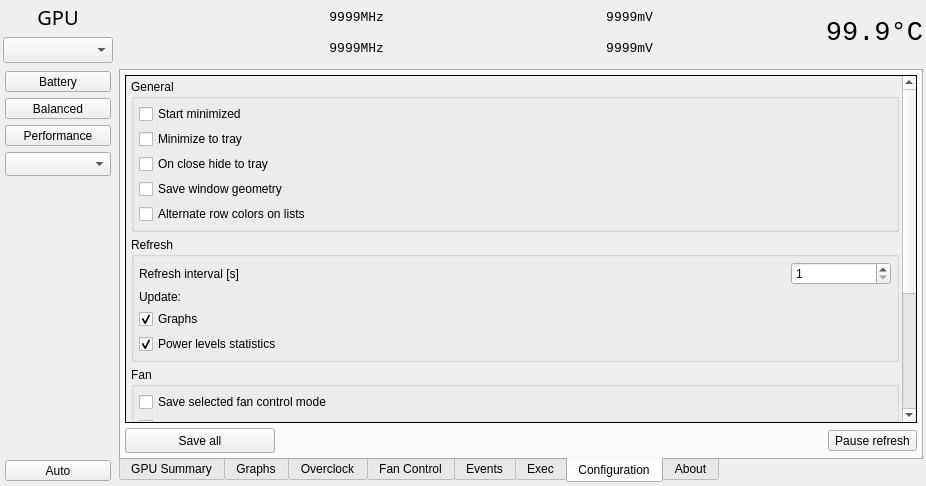
First picture: the form in radeon-profile/radeon_profile.ui, repository marazmista/radeon-profile, before the edit.
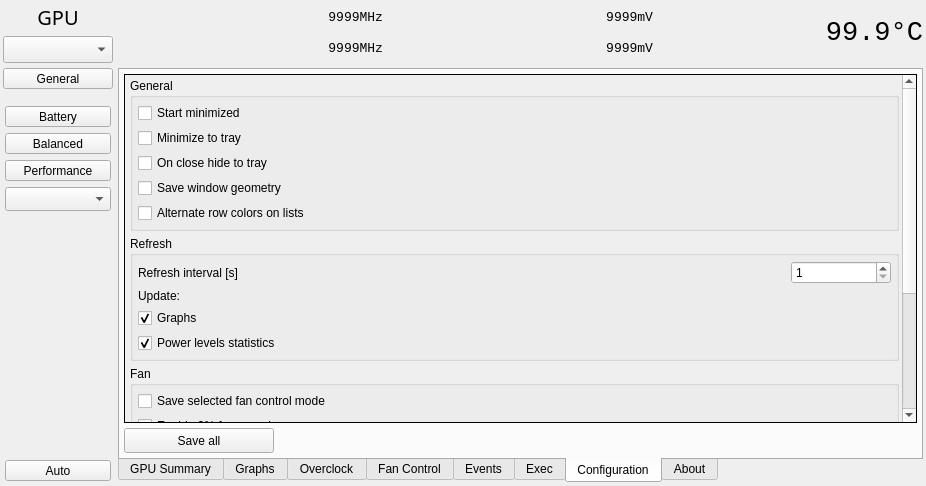
Second picture: the form after the edit. The open tabs and pages were chosen to show the change. Icons and pictures are not drawn.

The edit to the form file:
```diff
--- a/radeon-profile/radeon_profile.ui
+++ b/radeon-profile/radeon_profile.ui
@@ -37,285 +37,10 @@
     <property name="bottomMargin">
      <number>3</number>
     </property>
-    <item row="1" column="0">
-     <widget class="QComboBox" name="combo_gpus">
-      <property name="sizePolicy">
-       <sizepolicy hsizetype="Minimum" vsizetype="Minimum">
-        <horstretch>0</horstretch>
-        <verstretch>0</verstretch>
-       </sizepolicy>
-      </property>
-      <property name="font">
-       <font>
-        <family>Monospace</family>
-        <pointsize>10</pointsize>
-       </font>
-      </property>
-      <property name="toolTip">
-       <string>Selected GPU</string>
-      </property>
-     </widget>
-    </item>
-    <item row="0" column="0">
-     <widget class="QLabel" name="label">
-      <property name="sizePolicy">
-       <sizepolicy hsizetype="Minimum" vsizetype="Minimum">
-        <horstretch>0</horstretch>
-        <verstretch>0</verstretch>
-       </sizepolicy>
-      </property>
-      <property name="font">
-       <font>
-        <family>Noto Sans</family>
-        <pointsize>15</pointsize>
-       </font>
-      </property>
-      <property name="text">
-       <string>GPU</string>
-      </property>
-      <property name="alignment">
-       <set>Qt::AlignCenter</set>
-      </property>
-     </widget>
-    </item>
-    <item row="2" column="0">
-     <widget class="QStackedWidget" name="stack_pm">
-      <property name="sizePolicy">
-       <sizepolicy hsizetype="Fixed" vsizetype="Minimum">
-        <horstretch>0</horstretch>
-        <verstretch>0</verstretch>
-       </sizepolicy>
-      </property>
-      <property name="minimumSize">
-       <size>
-        <width>110</width>
-        <height>0</height>
-       </size>
-      </property>
-      <property name="currentIndex">
-       <number>0</number>
-      </property>
-      <widget class="QWidget" name="pageDdp">
-       <property name="sizePolicy">
-        <sizepolicy hsizetype="Preferred" vsizetype="Preferred">
-         <horstretch>0</horstretch>
-         <verstretch>0</verstretch>
-        </sizepolicy>
-       </property>
-       <layout class="QVBoxLayout" name="verticalLayout_13">
-        <property name="sizeConstraint">
-         <enum>QLayout::SetMinimumSize</enum>
-        </property>
-        <property name="leftMargin">
-         <number>2</number>
-        </property>
-        <property name="topMargin">
-         <number>2</number>
-        </property>
-        <property name="rightMargin">
-         <number>2</number>
-        </property>
-        <property name="bottomMargin">
-         <number>2</number>
-        </property>
-        <item>
-         <widget class="QToolButton" name="btn_dpmBattery">
-          <property name="sizePolicy">
-           <sizepolicy hsizetype="MinimumExpanding" vsizetype="Minimum">
-            <horstretch>0</horstretch>
-            <verstretch>0</verstretch>
-           </sizepolicy>
-          </property>
-          <property name="text">
-           <string>Battery</string>
-          </property>
-          <property name="icon">
-           <iconset resource="radeon-resource.qrc">
-            <normaloff>:/icon/symbols/arrow1.png</normaloff>:/icon/symbols/arrow1.png</iconset>
-          </property>
-          <property name="iconSize">
-           <size>
-            <width>28</width>
-            <height>28</height>
-           </size>
-          </property>
-          <property name="checkable">
-           <bool>true</bool>
-          </property>
-          <property name="toolButtonStyle">
-           <enum>Qt::ToolButtonTextUnderIcon</enum>
-          </property>
-         </widget>
-        </item>
-        <item>
-         <widget class="QToolButton" name="btn_dpmBalanced">
-          <property name="sizePolicy">
-           <sizepolicy hsizetype="MinimumExpanding" vsizetype="Minimum">
-            <horstretch>0</horstretch>
-            <verstretch>0</verstretch>
-           </sizepolicy>
-          </property>
-          <property name="text">
-           <string>Balanced</string>
-          </property>
-          <property name="icon">
-           <iconset resource="radeon-resource.qrc">
-            <normaloff>:/icon/symbols/arrow2.png</normaloff>:/icon/symbols/arrow2.png</iconset>
-          </property>
-          <property name="iconSize">
-           <size>
-            <width>28</width>
-            <height>28</height>
-           </size>
-          </property>
-          <property name="checkable">
-           <bool>true</bool>
-          </property>
-          <property name="toolButtonStyle">
-           <enum>Qt::ToolButtonTextUnderIcon</enum>
-          </property>
-         </widget>
-        </item>
-        <item>
-         <widget class="QToolButton" name="btn_dpmPerformance">
-          <property name="sizePolicy">
-           <sizepolicy hsizetype="MinimumExpanding" vsizetype="Minimum">
-            <horstretch>0</horstretch>
-            <verstretch>0</verstretch>
-           </sizepolicy>
-          </property>
-          <property name="text">
-           <string>Performance</string>
-          </property>
-          <property name="icon">
-           <iconset resource="radeon-resource.qrc">
-            <normaloff>:/icon/symbols/arrow3.png</normaloff>:/icon/symbols/arrow3.png</iconset>
-          </property>
-          <property name="iconSize">
-           <size>
-            <width>28</width>
-            <height>28</height>
-           </size>
-          </property>
-          <property name="checkable">
-           <bool>true</bool>
-          </property>
-          <property name="toolButtonStyle">
-           <enum>Qt::ToolButtonTextUnderIcon</enum>
-          </property>
-         </widget>
-        </item>
-        <item>
-         <widget class="QComboBox" name="combo_pLevel">
-          <property name="sizePolicy">
-           <sizepolicy hsizetype="MinimumExpanding" vsizetype="Minimum">
-            <horstretch>0</horstretch>
-            <verstretch>0</verstretch>
-           </sizepolicy>
-          </property>
-          <property name="minimumSize">
-           <size>
-            <width>100</width>
-            <height>24</height>
-           </size>
-          </property>
-          <property name="maximumSize">
-           <size>
-            <width>160</width>
-            <height>24</height>
-           </size>
-          </property>
-          <property name="font">
-           <font>
-            <family>Monospace</family>
-            <pointsize>10</pointsize>
-           </font>
-          </property>
-          <property name="toolTip">
-           <string>Power level</string>
-          </property>
-         </widget>
-        </item>
-        <item>
-         <spacer name="verticalSpacer_5">
-          <property name="orientation">
-           <enum>Qt::Vertical</enum>
-          </property>
-          <property name="sizeHint" stdset="0">
-           <size>
-            <width>20</width>
-            <height>40</height>
-           </size>
-          </property>
-         </spacer>
-        </item>
-        <item>
-         <widget class="QToolButton" name="btn_fanControl">
-          <property name="sizePolicy">
-           <sizepolicy hsizetype="MinimumExpanding" vsizetype="Minimum">
-            <horstretch>0</horstretch>
-            <verstretch>0</verstretch>
-           </sizepolicy>
-          </property>
-          <property name="text">
-           <string>Auto</string>
-          </property>
-          <property name="icon">
-           <iconset resource="radeon-resource.qrc">
-            <normaloff>:/icon/symbols/fan.png</normaloff>:/icon/symbols/fan.png</iconset>
-          </property>
-          <property name="iconSize">
-           <size>
-            <width>32</width>
-            <height>32</height>
-           </size>
-          </property>
-          <property name="popupMode">
-           <enum>QToolButton::InstantPopup</enum>
-          </property>
-          <property name="toolButtonStyle">
-           <enum>Qt::ToolButtonTextUnderIcon</enum>
-          </property>
-          <property name="arrowType">
-           <enum>Qt::NoArrow</enum>
-          </property>
-         </widget>
-        </item>
-       </layout>
-      </widget>
-      <widget class="QWidget" name="pageProfile">
-       <layout class="QVBoxLayout" name="verticalLayout_23">
-        <item>
-         <widget class="QPushButton" name="chProfile">
-          <property name="sizePolicy">
-           <sizepolicy hsizetype="Minimum" vsizetype="Minimum">
-            <horstretch>0</horstretch>
-            <verstretch>0</verstretch>
-           </sizepolicy>
-          </property>
-          <property name="text">
-           <string>Change profile</string>
-          </property>
-         </widget>
-        </item>
-        <item>
-         <spacer name="verticalSpacer_6">
-          <property name="orientation">
-           <enum>Qt::Vertical</enum>
-          </property>
-          <property name="sizeHint" stdset="0">
-           <size>
-            <width>20</width>
-            <height>40</height>
-           </size>
-          </property>
-         </spacer>
-        </item>
-       </layout>
-      </widget>
-     </widget>
-    </item>
-    <item row="2" column="1">
+    <property name="spacing">
+     <number>5</number>
+    </property>
+    <item row="2" column="1" rowspan="3">
      <widget class="QTabWidget" name="mainTabs">
       <property name="enabled">
        <bool>true</bool>
@@ -3076,7 +2801,7 @@
             <rect>
              <x>0</x>
              <y>0</y>
-             <width>776</width>
+             <width>777</width>
              <height>514</height>
             </rect>
            </property>
@@ -3452,32 +3177,6 @@
             </property>
            </spacer>
           </item>
-          <item>
-           <widget class="QToolButton" name="btn_pauseRefresh">
-            <property name="toolTip">
-             <string>Temporarily pause refreshing of GPU data (state won't be saved)</string>
-            </property>
-            <property name="text">
-             <string>Pause refresh</string>
-            </property>
-            <property name="icon">
-             <iconset resource="radeon-resource.qrc">
-              <normaloff>:/icon/symbols/pause.png</normaloff>:/icon/symbols/pause.png</iconset>
-            </property>
-            <property name="iconSize">
-             <size>
-              <width>18</width>
-              <height>18</height>
-             </size>
-            </property>
-            <property name="checkable">
-             <bool>true</bool>
-            </property>
-            <property name="toolButtonStyle">
-             <enum>Qt::ToolButtonTextBesideIcon</enum>
-            </property>
-           </widget>
-          </item>
          </layout>
         </item>
        </layout>
@@ -3780,6 +3479,25 @@
       </widget>
      </widget>
     </item>
+    <item row="1" column="0">
+     <widget class="QComboBox" name="combo_gpus">
+      <property name="sizePolicy">
+       <sizepolicy hsizetype="Minimum" vsizetype="Minimum">
+        <horstretch>0</horstretch>
+        <verstretch>0</verstretch>
+       </sizepolicy>
+      </property>
+      <property name="font">
+       <font>
+        <family>Monospace</family>
+        <pointsize>10</pointsize>
+       </font>
+      </property>
+      <property name="toolTip">
+       <string>Selected GPU</string>
+      </property>
+     </widget>
+    </item>
     <item row="0" column="1" rowspan="2">
      <widget class="QWidget" name="widget_topbar" native="true">
       <property name="sizePolicy">
@@ -3966,6 +3684,300 @@
       </layout>
      </widget>
     </item>
+    <item row="4" column="0">
+     <widget class="QStackedWidget" name="stack_pm">
+      <property name="sizePolicy">
+       <sizepolicy hsizetype="Fixed" vsizetype="Minimum">
+        <horstretch>0</horstretch>
+        <verstretch>0</verstretch>
+       </sizepolicy>
+      </property>
+      <property name="minimumSize">
+       <size>
+        <width>110</width>
+        <height>0</height>
+       </size>
+      </property>
+      <property name="currentIndex">
+       <number>0</number>
+      </property>
+      <widget class="QWidget" name="pageDdp">
+       <property name="sizePolicy">
+        <sizepolicy hsizetype="Preferred" vsizetype="Preferred">
+         <horstretch>0</horstretch>
+         <verstretch>0</verstretch>
+        </sizepolicy>
+       </property>
+       <layout class="QVBoxLayout" name="verticalLayout_13">
+        <property name="sizeConstraint">
+         <enum>QLayout::SetMinimumSize</enum>
+        </property>
+        <property name="leftMargin">
+         <number>2</number>
+        </property>
+        <property name="topMargin">
+         <number>2</number>
+        </property>
+        <property name="rightMargin">
+         <number>2</number>
+        </property>
+        <property name="bottomMargin">
+         <number>2</number>
+        </property>
+        <item>
+         <widget class="QToolButton" name="btn_dpmBattery">
+          <property name="sizePolicy">
+           <sizepolicy hsizetype="MinimumExpanding" vsizetype="Minimum">
+            <horstretch>0</horstretch>
+            <verstretch>0</verstretch>
+           </sizepolicy>
+          </property>
+          <property name="text">
+           <string>Battery</string>
+          </property>
+          <property name="icon">
+           <iconset resource="radeon-resource.qrc">
+            <normaloff>:/icon/symbols/arrow1.png</normaloff>:/icon/symbols/arrow1.png</iconset>
+          </property>
+          <property name="iconSize">
+           <size>
+            <width>28</width>
+            <height>28</height>
+           </size>
+          </property>
+          <property name="checkable">
+           <bool>true</bool>
+          </property>
+          <property name="toolButtonStyle">
+           <enum>Qt::ToolButtonTextUnderIcon</enum>
+          </property>
+         </widget>
+        </item>
+        <item>
+         <widget class="QToolButton" name="btn_dpmBalanced">
+          <property name="sizePolicy">
+           <sizepolicy hsizetype="MinimumExpanding" vsizetype="Minimum">
+            <horstretch>0</horstretch>
+            <verstretch>0</verstretch>
+           </sizepolicy>
+          </property>
+          <property name="text">
+           <string>Balanced</string>
+          </property>
+          <property name="icon">
+           <iconset resource="radeon-resource.qrc">
+            <normaloff>:/icon/symbols/arrow2.png</normaloff>:/icon/symbols/arrow2.png</iconset>
+          </property>
+          <property name="iconSize">
+           <size>
+            <width>28</width>
+            <height>28</height>
+           </size>
+          </property>
+          <property name="checkable">
+           <bool>true</bool>
+          </property>
+          <property name="toolButtonStyle">
+           <enum>Qt::ToolButtonTextUnderIcon</enum>
+          </property>
+         </widget>
+        </item>
+        <item>
+         <widget class="QToolButton" name="btn_dpmPerformance">
+          <property name="sizePolicy">
+           <sizepolicy hsizetype="MinimumExpanding" vsizetype="Minimum">
+            <horstretch>0</horstretch>
+            <verstretch>0</verstretch>
+           </sizepolicy>
+          </property>
+          <property name="text">
+           <string>Performance</string>
+          </property>
+          <property name="icon">
+           <iconset resource="radeon-resource.qrc">
+            <normaloff>:/icon/symbols/arrow3.png</normaloff>:/icon/symbols/arrow3.png</iconset>
+          </property>
+          <property name="iconSize">
+           <size>
+            <width>28</width>
+            <height>28</height>
+           </size>
+          </property>
+          <property name="checkable">
+           <bool>true</bool>
+          </property>
+          <property name="toolButtonStyle">
+           <enum>Qt::ToolButtonTextUnderIcon</enum>
+          </property>
+         </widget>
+        </item>
+        <item>
+         <widget class="QComboBox" name="combo_pLevel">
+          <property name="sizePolicy">
+           <sizepolicy hsizetype="MinimumExpanding" vsizetype="Minimum">
+            <horstretch>0</horstretch>
+            <verstretch>0</verstretch>
+           </sizepolicy>
+          </property>
+          <property name="minimumSize">
+           <size>
+            <width>100</width>
+            <height>24</height>
+           </size>
+          </property>
+          <property name="maximumSize">
+           <size>
+            <width>160</width>
+            <height>24</height>
+           </size>
+          </property>
+          <property name="font">
+           <font>
+            <family>Monospace</family>
+            <pointsize>10</pointsize>
+           </font>
+          </property>
+          <property name="toolTip">
+           <string>Power level</string>
+          </property>
+         </widget>
+        </item>
+        <item>
+         <spacer name="verticalSpacer_5">
+          <property name="orientation">
+           <enum>Qt::Vertical</enum>
+          </property>
+          <property name="sizeHint" stdset="0">
+           <size>
+            <width>20</width>
+            <height>40</height>
+           </size>
+          </property>
+         </spacer>
+        </item>
+        <item>
+         <widget class="QToolButton" name="btn_fanControl">
+          <property name="sizePolicy">
+           <sizepolicy hsizetype="MinimumExpanding" vsizetype="Minimum">
+            <horstretch>0</horstretch>
+            <verstretch>0</verstretch>
+           </sizepolicy>
+          </property>
+          <property name="text">
+           <string>Auto</string>
+          </property>
+          <property name="icon">
+           <iconset resource="radeon-resource.qrc">
+            <normaloff>:/icon/symbols/fan.png</normaloff>:/icon/symbols/fan.png</iconset>
+          </property>
+          <property name="iconSize">
+           <size>
+            <width>32</width>
+            <height>32</height>
+           </size>
+          </property>
+          <property name="popupMode">
+           <enum>QToolButton::InstantPopup</enum>
+          </property>
+          <property name="toolButtonStyle">
+           <enum>Qt::ToolButtonTextUnderIcon</enum>
+          </property>
+          <property name="arrowType">
+           <enum>Qt::NoArrow</enum>
+          </property>
+         </widget>
+        </item>
+       </layout>
+      </widget>
+      <widget class="QWidget" name="pageProfile">
+       <layout class="QVBoxLayout" name="verticalLayout_23">
+        <item>
+         <widget class="QPushButton" name="chProfile">
+          <property name="sizePolicy">
+           <sizepolicy hsizetype="Minimum" vsizetype="Minimum">
+            <horstretch>0</horstretch>
+            <verstretch>0</verstretch>
+           </sizepolicy>
+          </property>
+          <property name="text">
+           <string>Change profile</string>
+          </property>
+         </widget>
+        </item>
+        <item>
+         <spacer name="verticalSpacer_6">
+          <property name="orientation">
+           <enum>Qt::Vertical</enum>
+          </property>
+          <property name="sizeHint" stdset="0">
+           <size>
+            <width>20</width>
+            <height>40</height>
+           </size>
+          </property>
+         </spacer>
+        </item>
+       </layout>
+      </widget>
+     </widget>
+    </item>
+    <item row="0" column="0">
+     <widget class="QLabel" name="label">
+      <property name="sizePolicy">
+       <sizepolicy hsizetype="Minimum" vsizetype="Minimum">
+        <horstretch>0</horstretch>
+        <verstretch>0</verstretch>
+       </sizepolicy>
+      </property>
+      <property name="font">
+       <font>
+        <family>Noto Sans</family>
+        <pointsize>15</pointsize>
+       </font>
+      </property>
+      <property name="text">
+       <string>GPU</string>
+      </property>
+      <property name="alignment">
+       <set>Qt::AlignCenter</set>
+      </property>
+     </widget>
+    </item>
+    <item row="3" column="0">
+     <spacer name="verticalSpacer_3">
+      <property name="orientation">
+       <enum>Qt::Vertical</enum>
+      </property>
+      <property name="sizeType">
+       <enum>QSizePolicy::Minimum</enum>
+      </property>
+      <property name="sizeHint" stdset="0">
+       <size>
+        <width>20</width>
+        <height>10</height>
+       </size>
+      </property>
+     </spacer>
+    </item>
+    <item row="2" column="0">
+     <widget class="QToolButton" name="btn_general">
+      <property name="sizePolicy">
+       <sizepolicy hsizetype="Preferred" vsizetype="Preferred">
+        <horstretch>0</horstretch>
+        <verstretch>0</verstretch>
+       </sizepolicy>
+      </property>
+      <property name="text">
+       <string>General</string>
+      </property>
+      <property name="popupMode">
+       <enum>QToolButton::DelayedPopup</enum>
+      </property>
+      <property name="arrowType">
+       <enum>Qt::NoArrow</enum>
+      </property>
+     </widget>
+    </item>
    </layout>
   </widget>
  </widget>
```
